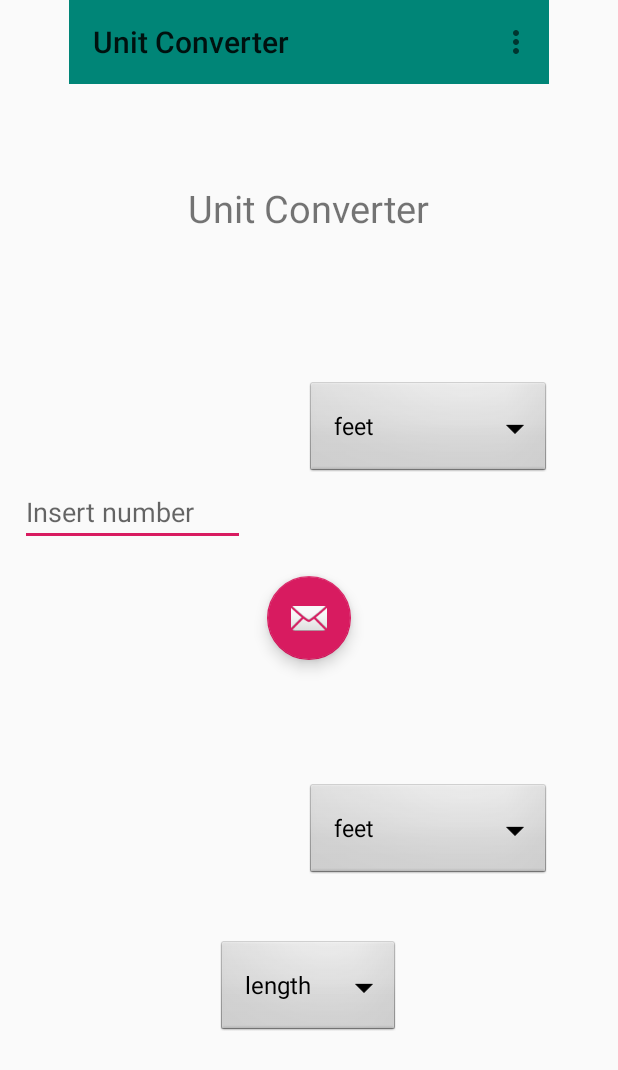
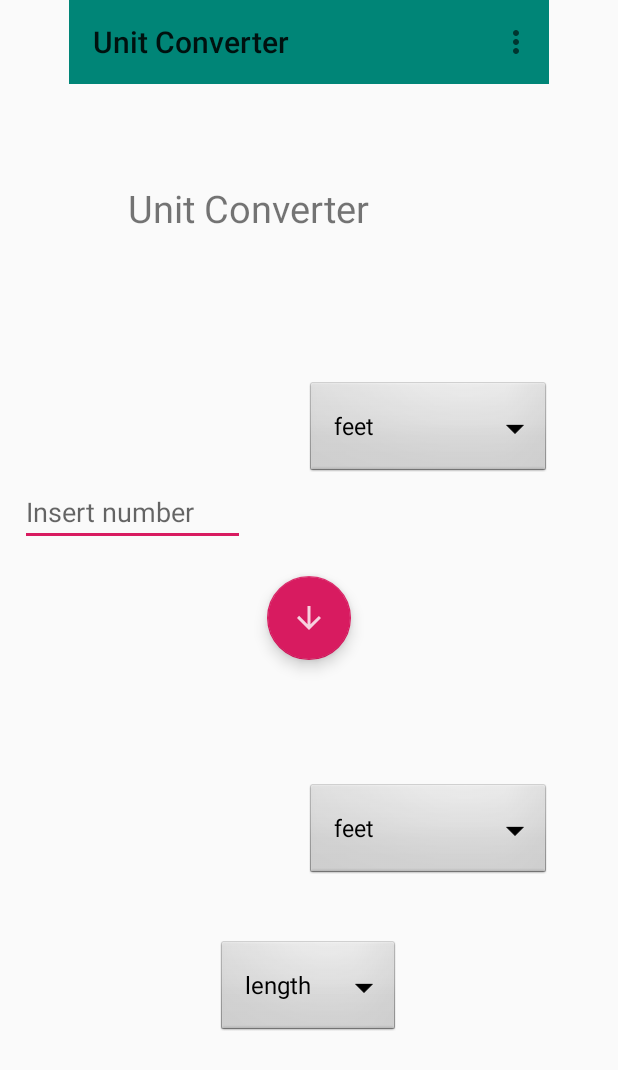
Before and after one commit to dylantelson/UnitConverter441, an Android app: the screen it shows after launch (MainActivity), on a phone screen of 412 x 824 dp. Shown: the top 1070 px of the screen. Run offline under Robolectric (Android 15) with nearby library versions, the phone set to English and light mode, and no system bars.

Commit message:
Added arrow image for button and commented on the code. Only thing left is adding some more units to convert.

```diff
--- /dev/null
+++ b/app/src/main/res/drawable-anydpi/ic_arrow.xml
@@ -0,0 +1,11 @@
+<vector xmlns:android="http://schemas.android.com/apk/res/android"
+    android:width="24dp"
+    android:height="24dp"
+    android:viewportWidth="24"
+    android:viewportHeight="24"
+    android:tint="#FFFFFF"
+    android:alpha="0.8">
+    <path
+        android:pathData="M20,12l-1.41,-1.41L13,16.17V4h-2v12.17l-5.58,-5.59L4,12l8,8 8,-8z"
+        android:fillColor="#010101"/>
+</vector>
--- a/app/src/main/res/layout/activity_main.xml
+++ b/app/src/main/res/layout/activity_main.xml
@@ -30,11 +30,11 @@
         layout="@layout/content_main"
         android:layout_width="wrap_content"
         android:layout_height="wrap_content"
-        android:layout_marginStart="125dp"
-        android:layout_marginLeft="125dp"
+        android:layout_marginStart="85dp"
+        android:layout_marginLeft="85dp"
         android:layout_marginTop="40dp"
-        android:layout_marginEnd="125dp"
-        android:layout_marginRight="125dp"
+        android:layout_marginEnd="165dp"
+        android:layout_marginRight="165dp"
         android:layout_marginBottom="16dp"
         app:layout_anchor="@+id/fab"
         app:layout_anchorGravity="bottom|center"
@@ -72,11 +72,11 @@
         android:layout_marginEnd="178dp"
         android:layout_marginRight="178dp"
         android:layout_marginBottom="338dp"
+        android:src="@drawable/ic_arrow"
         app:layout_constraintBottom_toBottomOf="parent"
         app:layout_constraintEnd_toEndOf="parent"
         app:layout_constraintStart_toStartOf="parent"
-        app:layout_constraintTop_toBottomOf="@+id/toolbar"
-        app:srcCompat="@android:drawable/ic_dialog_email" />
+        app:layout_constraintTop_toBottomOf="@+id/toolbar"/>
 
     <Spinner
         android:id="@+id/dropdown1"
```
Also changed, not shown: app/src/main/java/com/example/unitconverter/MainActivity.java (+17 -1 lines), app/src/main/res/drawable-anydpi/ic_action_name.xml (added, +11 -0 lines), app/src/main/res/drawable-hdpi/ic_action_name.png (added), app/src/main/res/drawable-hdpi/ic_arrow.png (added), app/src/main/res/drawable-mdpi/ic_action_name.png (added), app/src/main/res/drawable-mdpi/ic_arrow.png (added), app/src/main/res/drawable-xhdpi/ic_action_name.png (added), app/src/main/res/drawable-xhdpi/ic_arrow.png (added), app/src/main/res/drawable-xxhdpi/ic_action_name.png (added), app/src/main/res/drawable-xxhdpi/ic_arrow.png (added).
